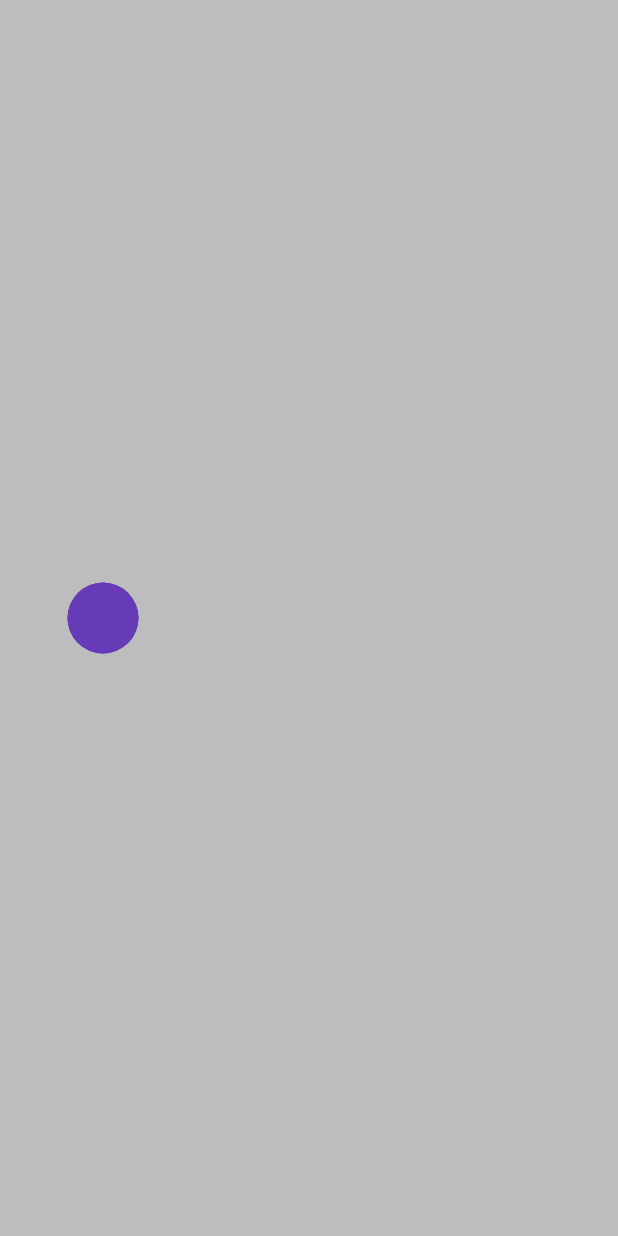
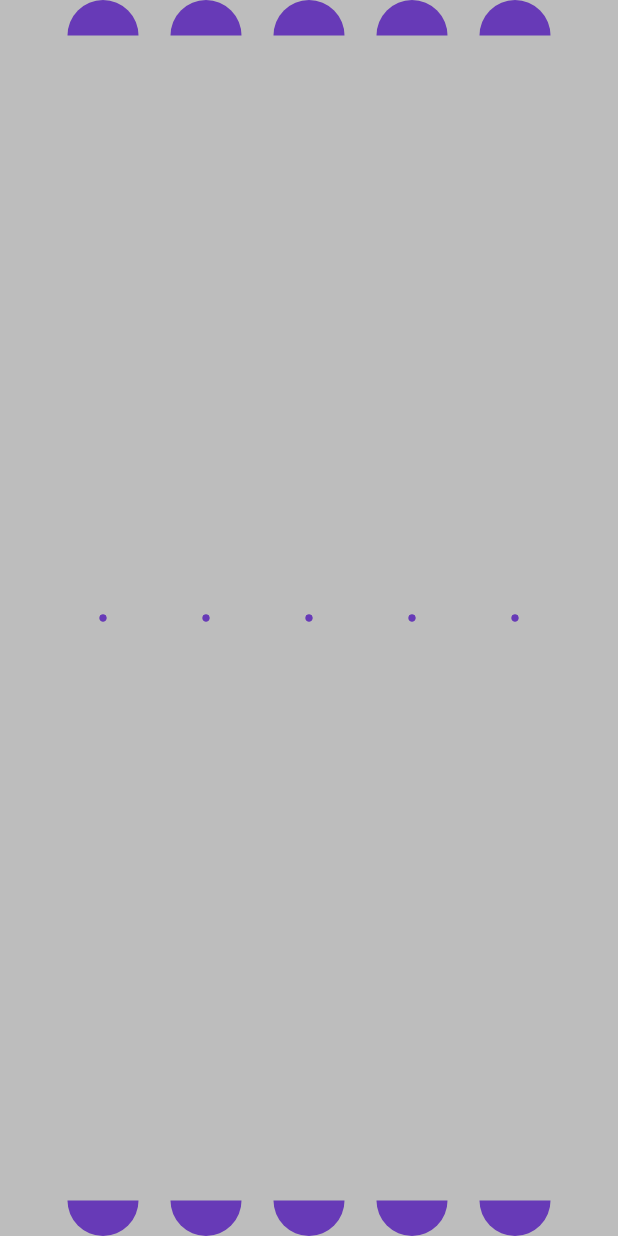
Before and after one commit to Anwesh43/CircleBouncyCreateView, an Android app: the screen it shows after launch (MainActivity), on a phone screen of 412 x 824 dp. Run offline under Robolectric (Android 15) with nearby library versions, the phone set to English and light mode, and no system bars.

Commit message:
adding fixes

```diff
--- a/circlebouncycreateview/src/main/java/com/anwesh/uiprojects/circlebouncycreateview/CircleBouncyCreateView.kt
+++ b/circlebouncycreateview/src/main/java/com/anwesh/uiprojects/circlebouncycreateview/CircleBouncyCreateView.kt
@@ -30,12 +30,16 @@ fun Float.cosify() : Float = 1f - Math.sin(Math.PI / 2 + (Math.PI / 2) * this).t
 
 fun Canvas.drawCircleBouncyLine(i : Int, scale : Float, size : Float, h : Float, paint : Paint) {
     val sf : Float = scale.sinify()
-    val y : Float = (h / 2 - size) * sf
-    val cy : Float = (h / 2 - size) * scale.divideScale(1, 2).cosify()
+    val hf : Float = h / 2 - size
+    val y : Float = hf * sf
+    val cy : Float = hf - (hf) * scale.divideScale(1, 2).cosify()
     save()
     scale(1f, 1f - 2 * i)
     drawLine(0f, 0f, 0f, y, paint)
-    drawCircle(0f, cy, size, paint)
+    save()
+    translate(0f, cy)
+    drawArc(RectF(-size, -size, size, size), 0f, 180f, true, paint)
+    restore()
     restore()
 }
 
@@ -50,7 +54,7 @@ fun Canvas.drawCBCNode(i : Int, scale : Float, paint : Paint) {
     save()
     translate(gap * (i + 1), h / 2)
     for (j in 0..1) {
-        drawCircleBouncyLine(i, scale, size, h, paint)
+        drawCircleBouncyLine(j, scale, size, h, paint)
     }
     restore()
 }
@@ -127,7 +131,7 @@ class CircleBouncyCreateView(ctx : Context) : View(ctx) {
         private var prev : CBCNode? = null
 
         init {
-
+            addNeighbor()
         }
 
         fun addNeighbor() {
```
